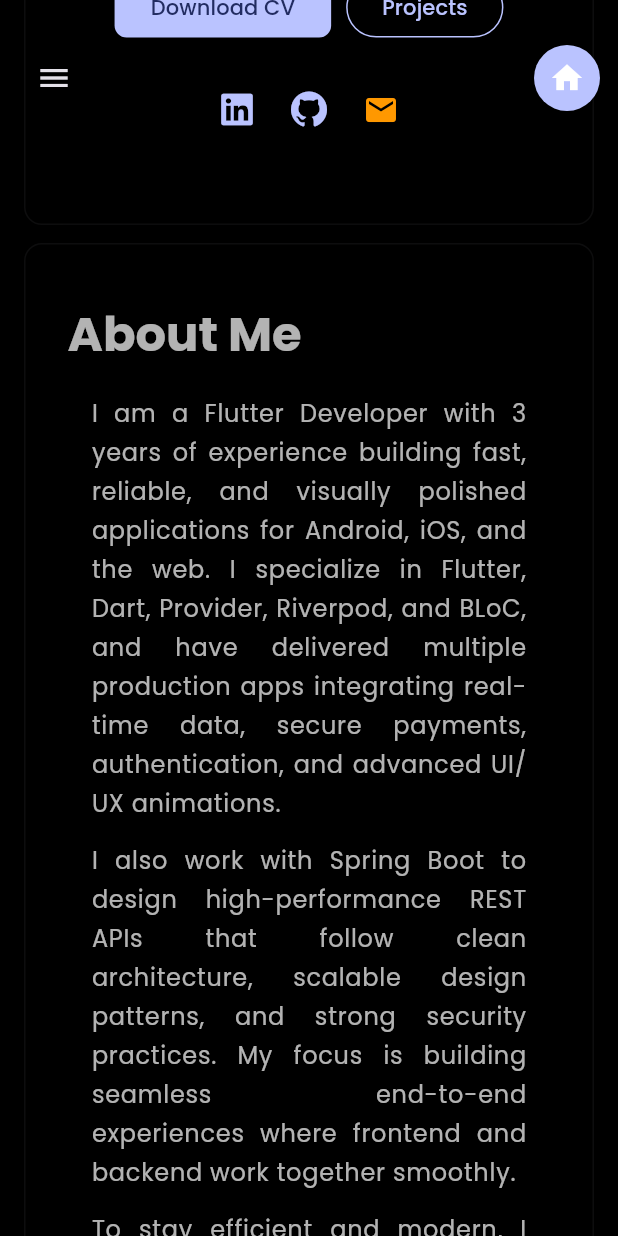
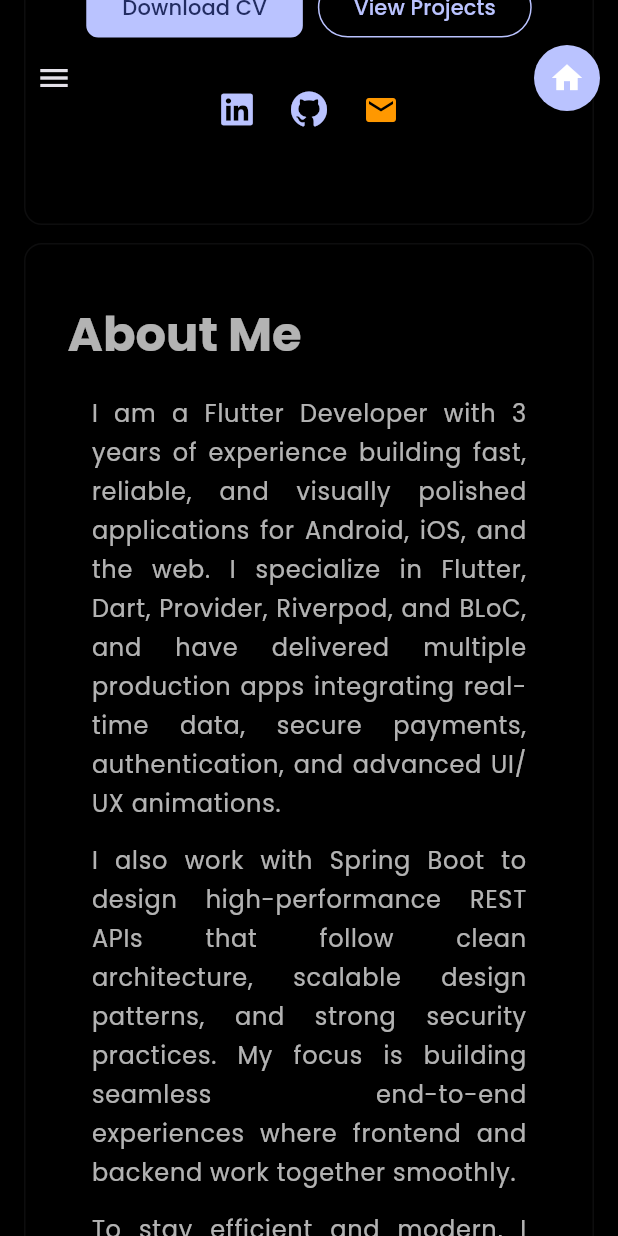
Before and after one commit to shoroardiSumon/Portfolio, a Flutter app: the screen it shows after launch, scrolled down 576 dp, on a phone screen of 412 x 824 dp. Run offline on Flutter 3.47's test engine with Material 3 defaults, Android fonts, the phone set to English and light mode, and no system bars; drawn by our look-alikes of flutter_animate, scroll_to_index; our stand-ins replace font_awesome_flutter, google_fonts, web.

```diff
--- a/lib/constants/content.dart
+++ b/lib/constants/content.dart
@@ -12,9 +12,9 @@ const List<String> homeParagraphs = [
 // Use a logical asset path relative to the `assets/` folder (do NOT include
 // the leading `assets/` prefix). For web we prefix with `assets/` at runtime
 // so the built URL becomes `assets/cv/...`.
-const String downloadCvPath = 'cv/MdShoroardiSumon.pdf';
+const String downloadCvPath = 'assets/cv/MdShoroardiSumon.pdf';
 const String downloadCvLabel = 'Download CV';
-const String viewProjectsLabel = 'Projects';
+const String viewProjectsLabel = 'View Projects';
 
 const String aboutTitle = 'About Me';
 const List<String> aboutParagraphs = [
```
Also changed, not shown: 3 other files.
